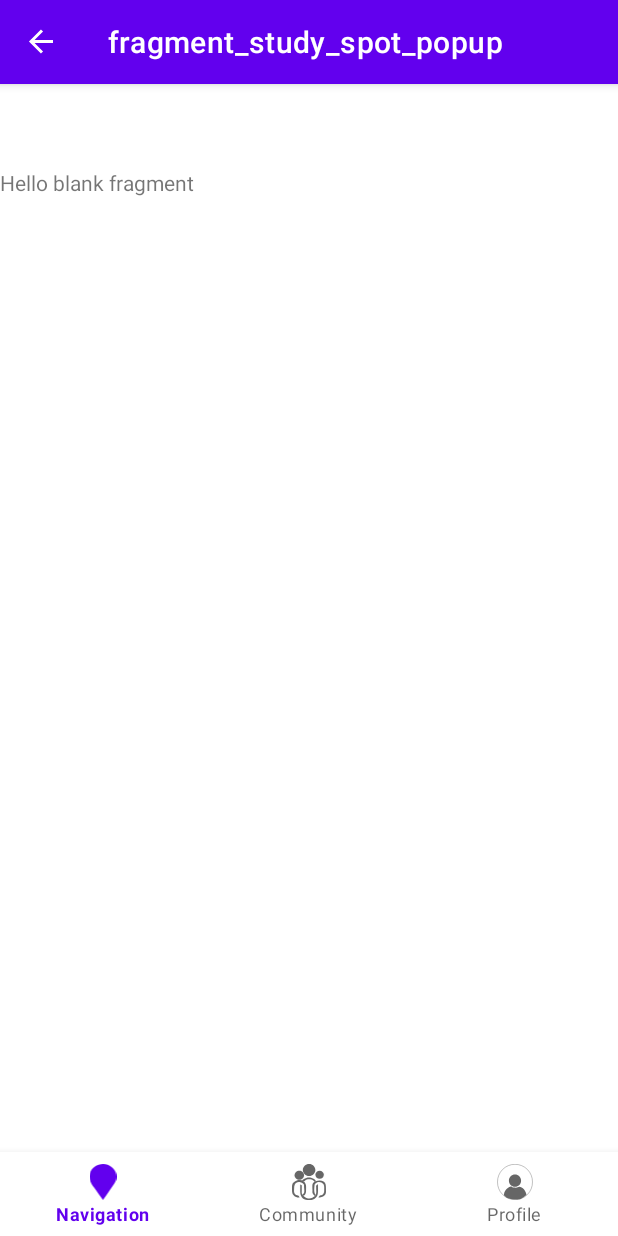
After one commit to JMack21/cruzhacks23, an Android app: the StudySpotPopupFragment screen opened through its navigation route, on a phone screen of 412 x 824 dp. The commit adds this screen. Run offline under Robolectric (Android 15) with nearby library versions, the phone set to English and light mode, and no system bars; our stand-ins replace navigation-ui.

Commit message:
Added Study Spot fragment + popup

```diff
--- /dev/null
+++ b/silvertrails/app/src/main/java/com/pascalcase/silvertrails/StudySpotPopupFragment.java
@@ -0,0 +1,63 @@
+package com.pascalcase.silvertrails;
+
+import android.os.Bundle;
+import androidx.fragment.app.Fragment;
+import android.view.LayoutInflater;
+import android.view.View;
+import android.view.ViewGroup;
+
+/**
+ * A simple {@link Fragment} subclass.
+ * Use the {@link StudySpotPopupFragment#newInstance} factory method to
+ * create an instance of this fragment.
+ *
+ */
+public class StudySpotPopupFragment extends Fragment {
+
+    // TODO: Rename parameter arguments, choose names that match
+    // the fragment initialization parameters, e.g. ARG_ITEM_NUMBER
+    private static final String ARG_PARAM1 = "param1";
+    private static final String ARG_PARAM2 = "param2";
+
+    // TODO: Rename and change types of parameters
+    private String mParam1;
+    private String mParam2;
+
+    /**
+     * Use this factory method to create a new instance of
+     * this fragment using the provided parameters.
+     *
+     * @param param1 Parameter 1.
+     * @param param2 Parameter 2.
+     * @return A new instance of fragment StudySpotPopupFragment.
+     */
+    // TODO: Rename and change types and number of parameters
+    public static StudySpotPopupFragment newInstance(String param1, String param2) {
+        StudySpotPopupFragment fragment = new StudySpotPopupFragment();
+        Bundle args = new Bundle();
+        args.putString(ARG_PARAM1, param1);
+        args.putString(ARG_PARAM2, param2);
+        fragment.setArguments(args);
+        return fragment;
+    }
+
+    public StudySpotPopupFragment() {
+        // Required empty public constructor
+    }
+
+    @Override
+    public void onCreate(Bundle savedInstanceState) {
+        super.onCreate(savedInstanceState);
+        if (getArguments() != null) {
+            mParam1 = getArguments().getString(ARG_PARAM1);
+            mParam2 = getArguments().getString(ARG_PARAM2);
+        }
+    }
+
+    @Override
+    public View onCreateView(LayoutInflater inflater, ViewGroup container,
+                             Bundle savedInstanceState) {
+        // Inflate the layout for this fragment
+        return inflater.inflate(R.layout.fragment_study_spot_popup, container, false);
+    }
+}
--- /dev/null
+++ b/silvertrails/app/src/main/res/layout/fragment_study_spot_popup.xml
@@ -0,0 +1,15 @@
+<?xml version="1.0" encoding="utf-8"?>
+<FrameLayout xmlns:android="http://schemas.android.com/apk/res/android"
+    xmlns:tools="http://schemas.android.com/tools"
+    android:layout_width="match_parent"
+    android:layout_height="match_parent"
+    android:background="#00C66969"
+    tools:context=".StudySpotPopupFragment">
+
+    <!-- TODO: Update blank fragment layout -->
+    <TextView
+        android:layout_width="match_parent"
+        android:layout_height="match_parent"
+        android:text="@string/hello_blank_fragment" />
+
+</FrameLayout>
--- a/silvertrails/app/src/main/res/navigation/mobile_navigation.xml
+++ b/silvertrails/app/src/main/res/navigation/mobile_navigation.xml
@@ -22,4 +22,9 @@
         android:name="com.pascalcase.silvertrails.ui.notifications.NotificationsFragment"
         android:label="@string/title_notifications"
         tools:layout="@layout/fragment_notifications" />
+    <fragment
+        android:id="@+id/studySpotPopupFragment"
+        android:name="com.pascalcase.silvertrails.StudySpotPopupFragment"
+        android:label="fragment_study_spot_popup"
+        tools:layout="@layout/fragment_study_spot_popup" />
 </navigation>
--- a/silvertrails/app/src/main/res/values/strings.xml
+++ b/silvertrails/app/src/main/res/values/strings.xml
@@ -3,4 +3,6 @@
     <string name="title_home">Home</string>
     <string name="title_dashboard">Dashboard</string>
     <string name="title_notifications">Notifications</string>
+<!-- TODO: Remove or change this placeholder text -->
+    <string name="hello_blank_fragment">Hello blank fragment</string>
 </resources>
```
